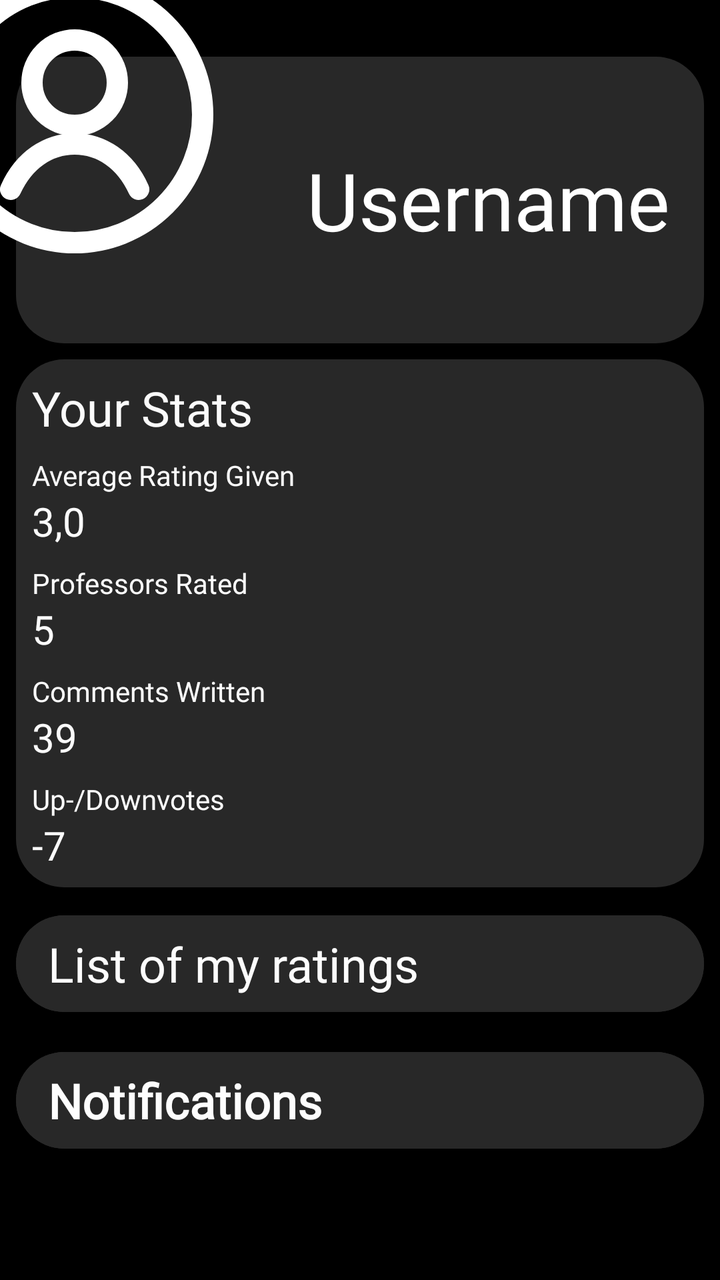
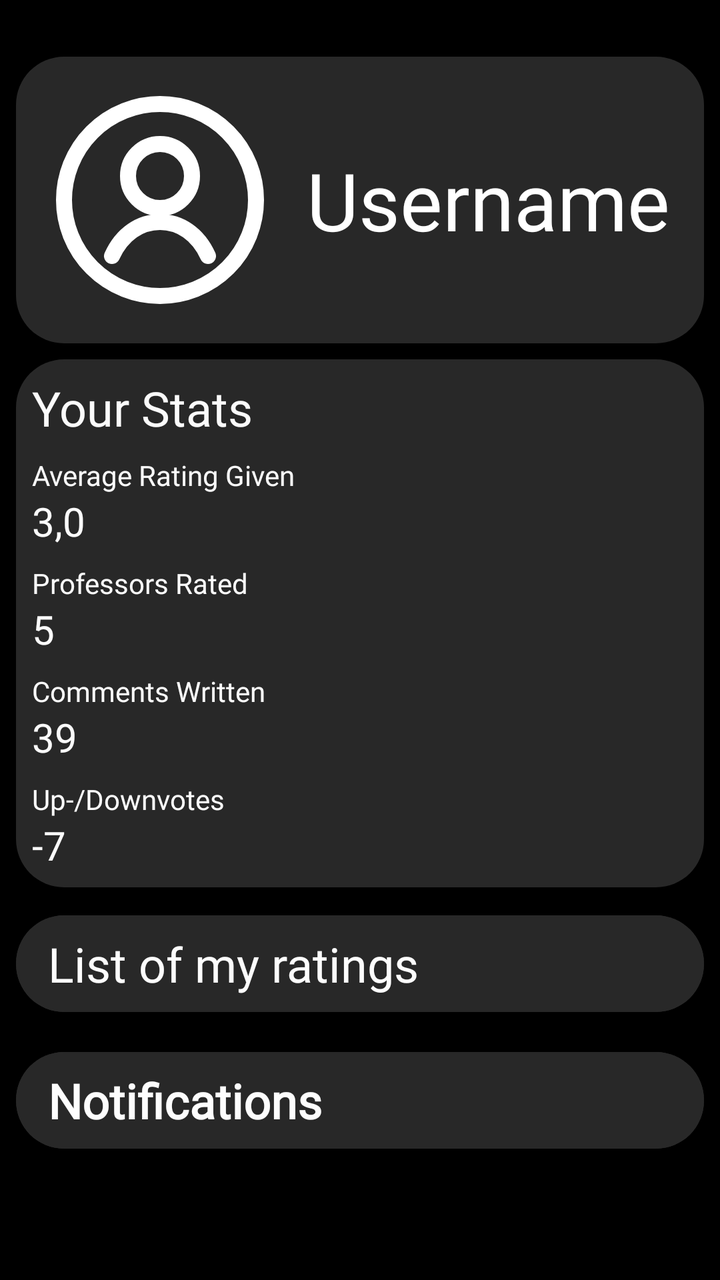

Compare the two renders of this Android layout. The source of the first and the diff that turns it into the second are given below.
<!-- AndroidManifest.xml: application theme Theme.MyApplication_Java -->
<!-- res/layout/fragment_home_screen.xml -->
<?xml version="1.0" encoding="utf-8"?>
<androidx.constraintlayout.widget.ConstraintLayout xmlns:android="http://schemas.android.com/apk/res/android"
    xmlns:app="http://schemas.android.com/apk/res-auto"
    xmlns:tools="http://schemas.android.com/tools"
    android:layout_width="match_parent"
    android:layout_height="match_parent"
    android:background="#000000">


    <TextView
        android:id="@+id/profile"
        android:layout_width="0dp"
        android:layout_height="0dp"
        android:layout_marginStart="8dp"
        android:layout_marginTop="-8dp"
        android:layout_marginEnd="8dp"
        android:layout_marginBottom="-8dp"
        android:background="@drawable/rounded_box"
        android:textAlignment="textEnd"
        android:textColor="#FDFDFD"
        app:layout_constraintBottom_toBottomOf="@id/imageView"
        app:layout_constraintEnd_toEndOf="parent"
        app:layout_constraintHorizontal_bias="0.0"
        app:layout_constraintStart_toStartOf="parent"
        app:layout_constraintTop_toTopOf="@id/imageView" />

    <TextView
        android:id="@+id/your_stats_background"
        android:layout_width="0dp"
        android:layout_height="0dp"
        android:layout_marginStart="8dp"
        android:layout_marginTop="8dp"
        android:layout_marginEnd="8dp"
        android:layout_marginBottom="-8dp"
        android:background="@drawable/rounded_box"
        android:fontFamily="@font/inter_bold"
        android:textColor="#FDFDFD"
        android:textSize="200sp"
        app:layout_constraintBottom_toBottomOf="@+id/up_downvotes_num"
        app:layout_constraintEnd_toEndOf="parent"
        app:layout_constraintHorizontal_bias="0.0"
        app:layout_constraintStart_toStartOf="parent"
        app:layout_constraintTop_toBottomOf="@+id/profile" />

    <TextView
        android:id="@+id/your_stats"
        android:layout_width="wrap_content"
        android:layout_height="wrap_content"
        android:layout_marginStart="8dp"
        android:layout_marginTop="8dp"
        android:fontFamily="@font/inter_bold"
        android:text="Your Stats"
        android:textColor="#FBFBFB"
        android:textSize="24sp"
        app:layout_constraintBottom_toTopOf="@+id/average_rating_given"
        app:layout_constraintStart_toStartOf="@+id/your_stats_background"
        app:layout_constraintTop_toTopOf="@+id/your_stats_background" />

    <TextView
        android:id="@+id/average_rating_given"
        android:layout_width="wrap_content"
        android:layout_height="wrap_content"
        android:layout_marginStart="8dp"
        android:layout_marginTop="8dp"
        android:fontFamily="@font/inter_bold"
        android:text="Average Rating Given"
        android:textColor="#FBFBFB"
        app:layout_constraintStart_toStartOf="@+id/your_stats_background"
        app:layout_constraintTop_toBottomOf="@+id/your_stats" />

    <TextView
        android:id="@+id/average_rating_given_num"
        android:layout_width="wrap_content"
        android:layout_height="wrap_content"
        android:fontFamily="@font/inter_bold"
        android:text="3,0"
        android:textColor="#FBFBFB"
        android:textSize="20sp"
        app:layout_constraintStart_toStartOf="@+id/average_rating_given"
        app:layout_constraintTop_toBottomOf="@+id/average_rating_given" />

    <com.google.android.material.button.MaterialButton
        android:id="@+id/list_of_my_ratings_button"
        android:layout_width="0dp"
        android:layout_height="wrap_content"
        android:layout_marginStart="8dp"
        android:layout_marginTop="8dp"
        android:layout_marginEnd="8dp"
        android:backgroundTint="#282828"
        android:clickable="true"
        android:focusable="true"
        style="@style/text_style"
        android:letterSpacing="0"
        android:paddingTop="8dp"
        android:paddingBottom="8dp"
        android:text="List of my ratings"
        android:textAlignment="textStart"
        android:textAllCaps="false"
        android:textColor="#FDFDFD"
        android:textSize="24sp"
        android:typeface="normal"
        app:cornerRadius="24dp"
        app:layout_constraintEnd_toEndOf="parent"
        app:layout_constraintHorizontal_bias="0.0"
        app:layout_constraintStart_toStartOf="parent"
        app:layout_constraintTop_toBottomOf="@+id/your_stats_background" />


    <com.google.android.material.button.MaterialButton
        android:id="@+id/notifications"
        style="@style/text_style"
        android:layout_width="0dp"
        android:layout_height="wrap_content"
        android:layout_marginStart="8dp"
        android:layout_marginTop="8dp"
        android:layout_marginEnd="8dp"
        android:backgroundTint="#282828"
        android:clickable="true"
        android:focusable="true"
        android:letterSpacing="0"
        android:paddingTop="8dp"
        android:paddingBottom="8dp"
        android:text="Notifications"
        android:textAlignment="textStart"
        android:textAllCaps="false"
        android:textColor="#FDFDFD"
        android:textSize="24sp"
        android:textStyle="bold"
        android:typeface="normal"
        app:cornerRadius="24dp"
        app:layout_constraintEnd_toEndOf="parent"
        app:layout_constraintStart_toStartOf="parent"
        app:layout_constraintTop_toBottomOf="@+id/list_of_my_ratings_button" />

    <TextView
        android:id="@+id/professors_rated"
        android:layout_width="wrap_content"
        android:layout_height="wrap_content"
        android:layout_marginStart="8dp"
        android:layout_marginTop="8dp"
        android:fontFamily="@font/inter_bold"
        android:text="Professors Rated"
        android:textColor="#FBFBFB"
        app:layout_constraintStart_toStartOf="@+id/your_stats_background"
        app:layout_constraintTop_toBottomOf="@+id/average_rating_given_num" />

    <TextView
        android:id="@+id/average_rating_given_num2"
        android:layout_width="wrap_content"
        android:layout_height="wrap_content"
        android:fontFamily="@font/inter_bold"
        android:text="5"
        android:textColor="#FBFBFB"
        android:textSize="20sp"
        app:layout_constraintStart_toStartOf="@+id/average_rating_given"
        app:layout_constraintTop_toBottomOf="@+id/professors_rated" />

    <TextView
        android:id="@+id/comments_written"
        android:layout_width="wrap_content"
        android:layout_height="wrap_content"
        android:layout_marginStart="8dp"
        android:layout_marginTop="8dp"
        android:fontFamily="@font/inter_bold"
        android:text="Comments Written"
        android:textColor="#FBFBFB"
        app:layout_constraintStart_toStartOf="@+id/your_stats_background"
        app:layout_constraintTop_toBottomOf="@+id/average_rating_given_num2" />

    <TextView
        android:id="@+id/comments_written_num"
        android:layout_width="wrap_content"
        android:layout_height="wrap_content"
        android:fontFamily="@font/inter_bold"
        android:text="39"
        android:textColor="#FBFBFB"
        android:textSize="20sp"
        app:layout_constraintStart_toStartOf="@+id/average_rating_given"
        app:layout_constraintTop_toBottomOf="@+id/comments_written" />

    <TextView
        android:id="@+id/up_downvotes"
        android:layout_width="wrap_content"
        android:layout_height="wrap_content"
        android:layout_marginStart="8dp"
        android:layout_marginTop="8dp"
        android:fontFamily="@font/inter_bold"
        android:text="Up-/Downvotes"
        android:textColor="#FBFBFB"
        app:layout_constraintStart_toStartOf="@+id/your_stats_background"
        app:layout_constraintTop_toBottomOf="@+id/comments_written_num" />

    <TextView
        android:id="@+id/up_downvotes_num"
        android:layout_width="wrap_content"
        android:layout_height="wrap_content"
        android:fontFamily="@font/inter_bold"
        android:text="-7"
        android:textColor="#FBFBFB"
        android:textSize="20sp"
        app:layout_constraintStart_toStartOf="@+id/average_rating_given"
        app:layout_constraintTop_toBottomOf="@+id/up_downvotes" />

    <TextView
        android:id="@+id/user_name"
        android:layout_width="wrap_content"
        android:layout_height="wrap_content"
        android:layout_marginEnd="8dp"
        android:fontFamily="@font/inter_bold"
        android:text="Username"
        android:textColor="#FFFFFF"
        android:textSize="40sp"
        app:layout_constraintBottom_toBottomOf="@+id/profile"
        app:layout_constraintEnd_toEndOf="@+id/profile"
        app:layout_constraintStart_toEndOf="@+id/imageView"
        app:layout_constraintTop_toTopOf="@+id/profile" />

    <ImageView
        android:id="@+id/imageView"
        android:layout_width="wrap_content"
        android:layout_height="wrap_content"
        android:layout_marginStart="8dp"
        android:layout_marginTop="32dp"
        android:layout_marginBottom="8dp"
        app:layout_constraintBottom_toTopOf="@+id/your_stats_background"
        app:layout_constraintStart_toStartOf="@+id/profile"
        app:layout_constraintTop_toTopOf="parent"
        app:layout_constraintVertical_bias="0.348"
        android:src="@drawable/profile_icon"
        android:scaleX="2.0"
        android:scaleY="2.0"/>



</androidx.constraintlayout.widget.ConstraintLayout>
<!-- resources referenced by this layout -->
<resources>
  <!-- drawable profile_icon (drawable) -->
  <vector xmlns:android="http://schemas.android.com/apk/res/android"
      android:width="128dp"
      android:height="128dp"
      android:viewportWidth="96"
      android:viewportHeight="96">
    <path
        android:pathData="M32,32m-24,0a24,24 0,1 1,48 0a24,24 0,1 1,-48 0"
        android:strokeWidth="4"
        android:fillColor="#00000000"
        android:strokeColor="@color/white"/>
    <path
        android:pathData="M32,26m-8,0a8,8 0,1 1,16 0a8,8 0,1 1,-16 0"
        android:strokeWidth="4"
        android:fillColor="#00000000"
        android:strokeColor="@color/white"/>
    <path
        android:pathData="M20,46C22.5,40.5 27,37.5 32,37.5C37,37.5 41.5,40.5 44,46"
        android:strokeWidth="4"
        android:fillColor="#00000000"
        android:strokeColor="@color/white"
        android:strokeLineCap="round"/>
  </vector>
  <!-- drawable rounded_box (drawable) -->
  <shape xmlns:android="http://schemas.android.com/apk/res/android">
  
      <solid android:color="#282828"/>
  
      <corners android:radius="24dp"/>
  
  </shape>
  <style name="text_style" parent="Widget.MaterialComponents.Button">
          <item name="android:fontFamily">@font/inter_bold</item>
          <item name="android:textAllCaps">false</item>
      </style>
  <style name="Theme.MyApplication_Java" parent="Theme.MaterialComponents.DayNight.NoActionBar">
          
          <item name="colorPrimary">@color/purple_500</item>
          <item name="colorPrimaryVariant">@color/purple_700</item>
          <item name="colorOnPrimary">@color/white</item>
          
          <item name="colorSecondary">@color/teal_200</item>
          <item name="colorSecondaryVariant">@color/teal_700</item>
          <item name="colorOnSecondary">@color/black</item>
          
          <item name="android:statusBarColor">?attr/colorPrimaryVariant</item>
          
      </style>
  <color name="white">#FFFFFFFF</color>
  <color name="purple_500">#FF6200EE</color>
  <color name="purple_700">#FF3700B3</color>
  <color name="teal_200">#FF03DAC5</color>
  <color name="teal_700">#FF018786</color>
  <color name="black">#FF000000</color>
</resources>

<!-- the commit's change to res/layout/fragment_home_screen.xml (unified diff, before → after) -->
@@ -227,8 +227,8 @@
         app:layout_constraintTop_toTopOf="parent"
         app:layout_constraintVertical_bias="0.348"
         android:src="@drawable/profile_icon"
-        android:scaleX="2.0"
-        android:scaleY="2.0"/>
+        android:scaleX="1.0"
+        android:scaleY="1.0"/>
 
 
 
<!-- resource entries referenced after the edit -->
@@ -4,8 +4,8 @@
   <vector xmlns:android="http://schemas.android.com/apk/res/android"
       android:width="128dp"
       android:height="128dp"
-      android:viewportWidth="96"
-      android:viewportHeight="96">
+      android:viewportWidth="64"
+      android:viewportHeight="64">
     <path
         android:pathData="M32,32m-24,0a24,24 0,1 1,48 0a24,24 0,1 1,-48 0"
         android:strokeWidth="4"
